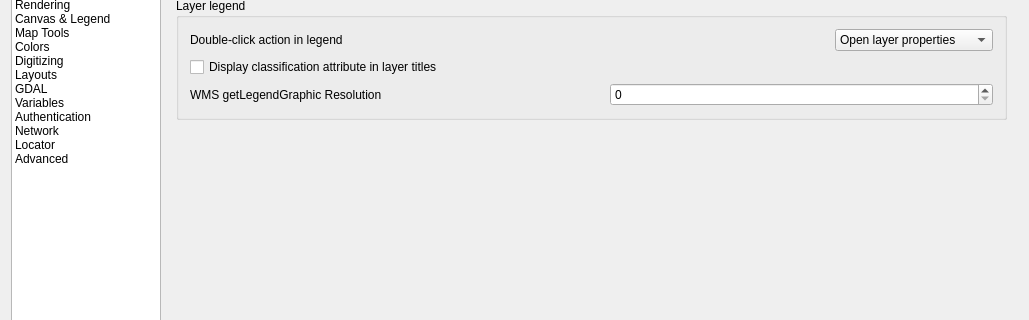
Before: the Qt Designer form src/ui/qgsoptionsbase.ui in qgis/QGIS, drawn with Qt 5; both pictures show x 0 to 1029 and y 98 to 418 of the 1029 by 878 pixel window.
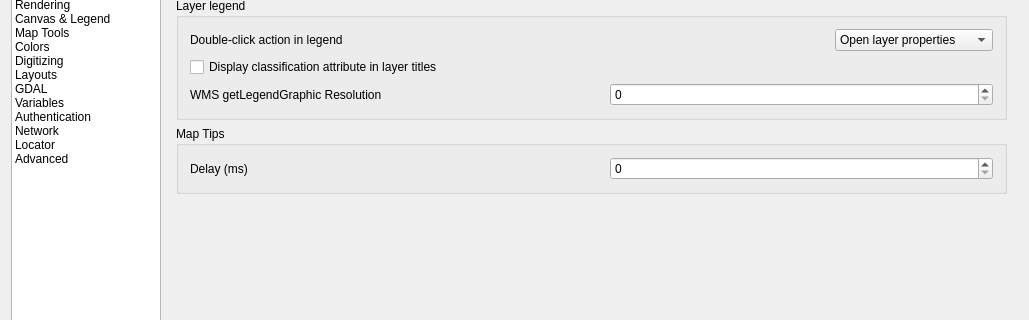
After: the same form once the commit is applied. The open tabs and pages were chosen to show the change. Icons and pictures are not drawn. Custom widgets are drawn as their Qt base class.

Commit message: #5416 Add map tips delay setting to menu

The edit to the form file:
```diff
--- a/src/ui/qgsoptionsbase.ui
+++ b/src/ui/qgsoptionsbase.ui
@@ -3073,6 +3073,60 @@
                  </layout>
                 </widget>
                </item>
+               <item>
+                <widget class="QgsCollapsibleGroupBox" name="groupBox_12">
+                 <property name="title">
+                  <string>Map Tips</string>
+                 </property>
+                 <layout class="QHBoxLayout" name="horizontalLayout_22">
+                  <item>
+                   <widget class="QLabel" name="textLabel1_16">
+                    <property name="sizePolicy">
+                     <sizepolicy hsizetype="Preferred" vsizetype="Preferred">
+                      <horstretch>0</horstretch>
+                      <verstretch>0</verstretch>
+                     </sizepolicy>
+                    </property>
+                    <property name="text">
+                     <string>Delay (ms)</string>
+                    </property>
+                   </widget>
+                  </item>
+                  <item>
+                   <spacer name="horizontalSpacer_39">
+                    <property name="orientation">
+                     <enum>Qt::Horizontal</enum>
+                    </property>
+                    <property name="sizeType">
+                     <enum>QSizePolicy::Preferred</enum>
+                    </property>
+                    <property name="sizeHint" stdset="0">
+                     <size>
+                      <width>30</width>
+                      <height>20</height>
+                     </size>
+                    </property>
+                   </spacer>
+                  </item>
+                  <item>
+                   <widget class="QSpinBox" name="mMapTipsDelaySpinBox">
+                    <property name="toolTip">
+                     <string extracomment="MAP_RESOLUTION or DPI value overloading getMap default value (set 0 to use default)"/>
+                    </property>
+                    <property name="whatsThis">
+                     <string extracomment="MAP_RESOLUTION or DPI value overloading getMap default value (set 0 to use default)"/>
+                    </property>
+                    <property name="minimum">
+                     <number>0</number>
+                    </property>
+                    <property name="maximum">
+                     <number>1000000</number>
+                    </property>
+                   </widget>
+                  </item>
+                 </layout>
+                </widget>
+               </item>
                <item>
                 <spacer>
                  <property name="orientation">
```
The commit also changes 2 other files.
